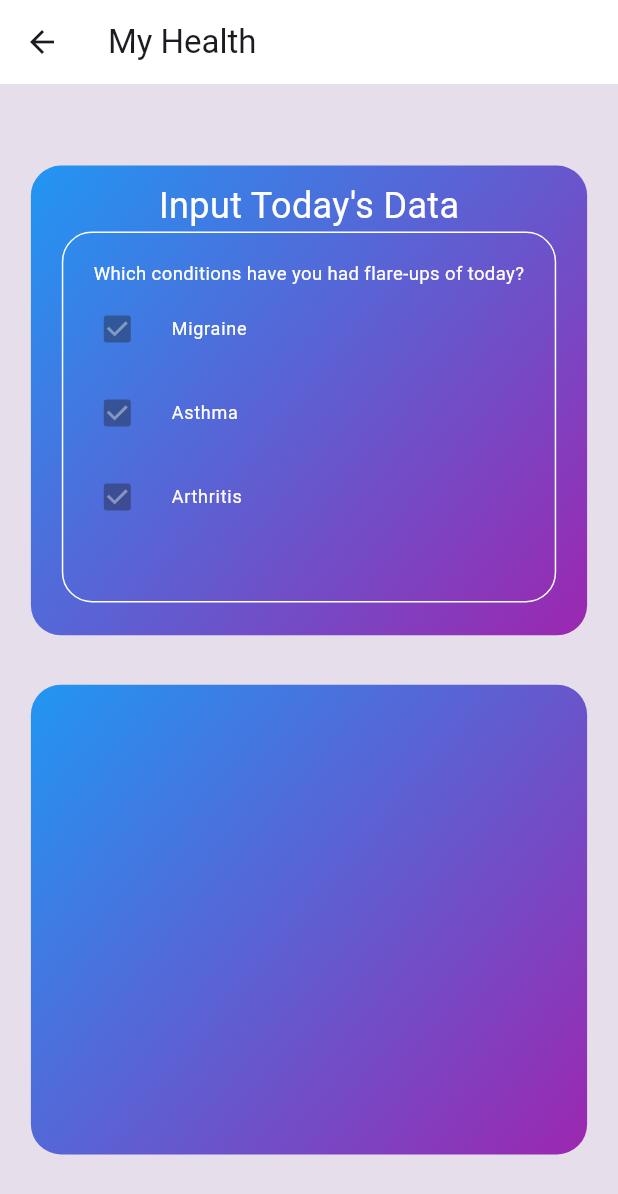
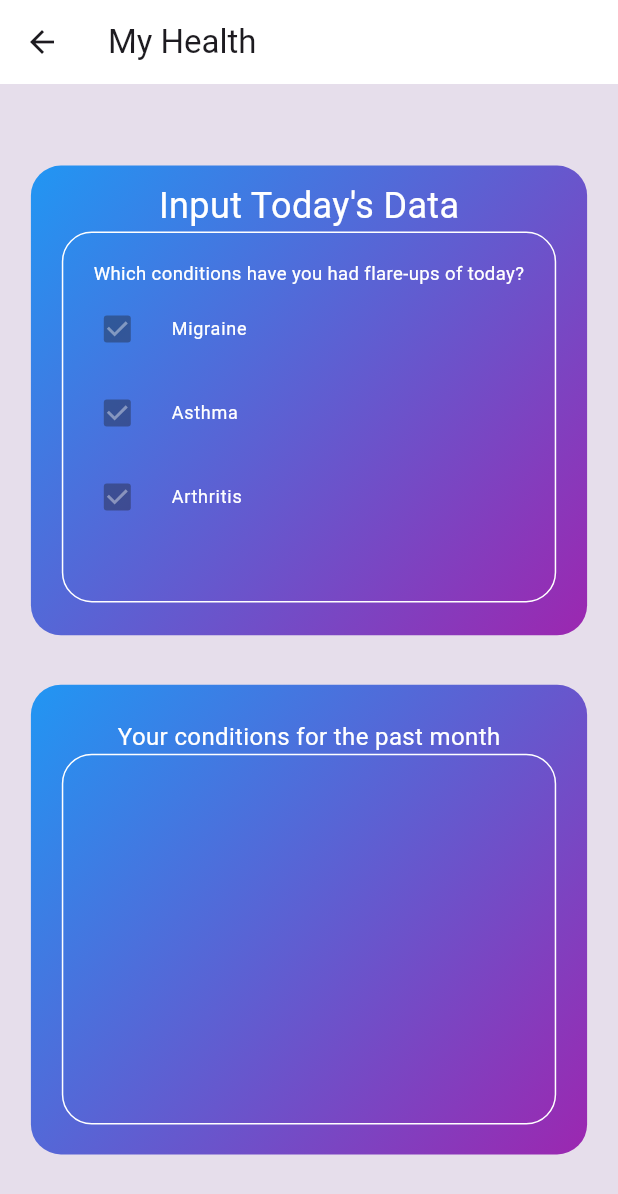
Before and after one commit to Skylar1245/Hack-Ohio-12, a Flutter app: the UserInput screen opened directly, on a phone screen of 412 x 824 dp. Shown: the top 1194 px of the screen. Run offline on Flutter 3.47's test engine with Material 3 defaults, Android fonts, the phone set to English and light mode, and no system bars; our stand-ins replace geolocator, shared_preferences, weather; accounts and stored records are empty; statements that could not run were skipped.

Commit message:
added box to my health for graph

```diff
--- a/lib/UI Files/UserInput.dart
+++ b/lib/UI Files/UserInput.dart
@@ -13,7 +13,10 @@ class UserInput extends StatefulWidget {
 class _SkeletonState extends State<UserInput> {
   @override
   Widget build(BuildContext context) {
-    Divider tempDivider = Divider(height: 5, color: Colors.transparent,);
+    Divider tempDivider = Divider(
+      height: 5,
+      color: Colors.transparent,
+    );
     Decoration decoration = BoxDecoration(
       gradient: Global.gradient(),
       borderRadius: BorderRadius.circular(20), // Adjust the radius as needed
@@ -83,16 +86,19 @@ class _SkeletonState extends State<UserInput> {
                                     value: true,
                                     onChanged: null,
                                     controlAffinity:
-                                        ListTileControlAffinity.leading),CheckboxListTile(
+                                        ListTileControlAffinity.leading),
+                                CheckboxListTile(
                                     checkColor: Global.tableData(),
                                     title: Text(
                                       "Arthritis",
                                       style: TextStyle(
-                              color: Global.textColor(), fontSize: 12),
+                                          color: Global.textColor(),
+                                          fontSize: 12),
                                     ),
                                     value: true,
                                     onChanged: null,
-                        controlAffinity: ListTileControlAffinity.leading),
+                                    controlAffinity:
+                                        ListTileControlAffinity.leading),
                               ],
                             ))),
                   ],
@@ -101,7 +107,25 @@ class _SkeletonState extends State<UserInput> {
             Container(
               decoration: decoration,
               width: Global.getWidthByPercentage(context, 90),
-                height: Global.getHeightByPercentage(context, 38))
+              height: Global.getHeightByPercentage(context, 38),
+              child: Column(
+                children: [
+                  Text(
+                    "\nYour conditions for the past month",
+                    style: TextStyle(color: Global.textColor(), fontSize: 16),
+                  ),
+                  Align(
+                      alignment: Alignment.center,
+                      child: Container(
+                          width: Global.getWidthByPercentage(context, 80),
+                          height: Global.getHeightByPercentage(context, 30),
+                          decoration: BoxDecoration(
+                            borderRadius: BorderRadius.circular(20),
+                            border: Border.all(color: Global.textColor()),
+                          )))
+                ],
+              ),
+            )
           ],
         ),
       ),
```
Lines whose indentation alone changed are shown as unchanged.
